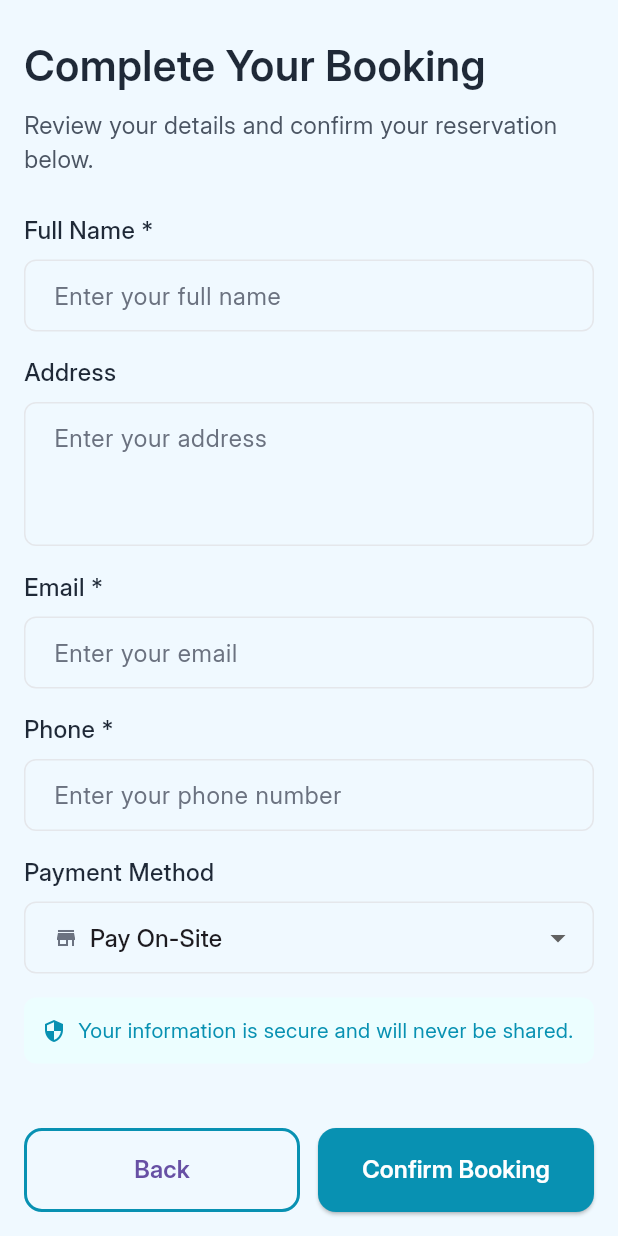
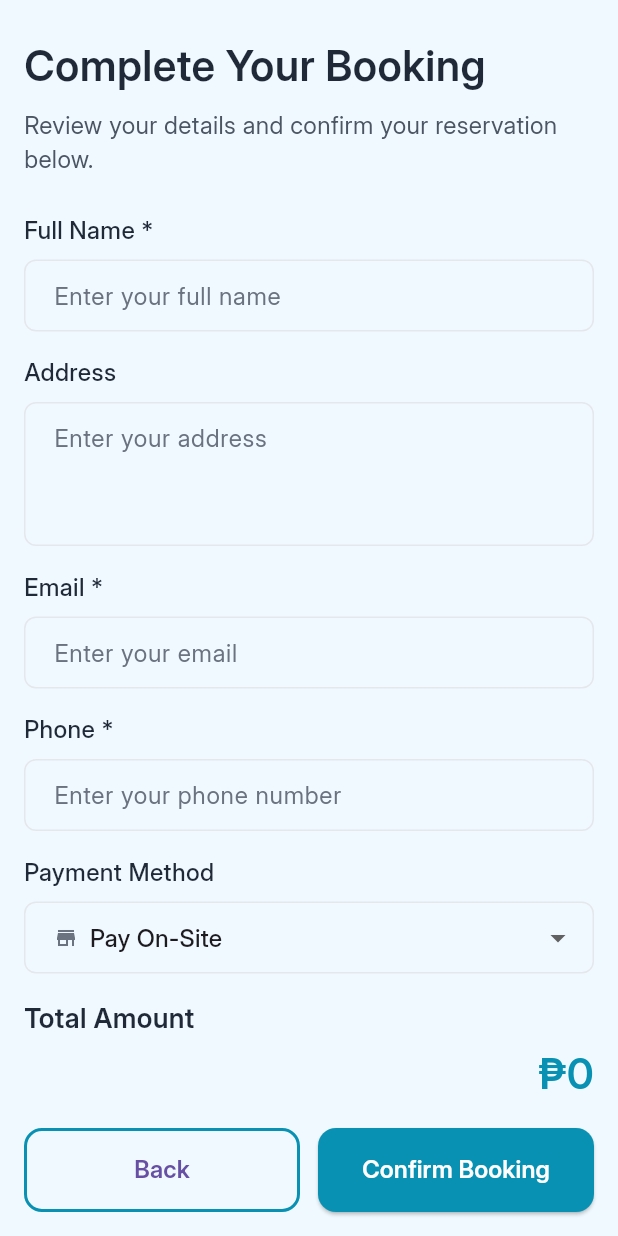
Before and after one commit to JohnBOK1/Kakisa-Project, a Flutter app: the BookingForm screen opened directly with empty values, on a phone screen of 412 x 824 dp. Run offline on Flutter 3.47's test engine with Material 3 defaults, Android fonts, the light colour scheme and no system bars.

Commit message:
Updated several Dart files: booking form, about us, contact, and test fixes

```diff
--- a/lib/screens/about_us_page.dart
+++ b/lib/screens/about_us_page.dart
@@ -104,9 +104,9 @@ class _AboutUsPageState extends State<AboutUsPage>
                 begin: Alignment.topCenter,
                 end: Alignment.bottomCenter,
                 colors: [
-                  Colors.black.withOpacity(0.5),
-                  Colors.black.withOpacity(0.3),
-                  Colors.black.withOpacity(0.6),
+                  Colors.black.withValues(alpha: 0.5),
+                  Colors.black.withValues(alpha: 0.3),
+                  Colors.black.withValues(alpha: 0.6),
                 ],
               ),
             ),
--- a/lib/screens/about_us_screen.dart
+++ b/lib/screens/about_us_screen.dart
@@ -27,8 +27,8 @@ class AboutUsScreen extends StatelessWidget {
                   begin: Alignment.topCenter,
                   end: Alignment.bottomCenter,
                   colors: [
-                    Colors.black.withOpacity(0.3),
-                    Colors.black.withOpacity(0.7),
+                    Colors.black.withValues(alpha: 0.3),
+                    Colors.black.withValues(alpha: 0.7),
                   ],
                 ),
               ),
--- a/lib/screens/cart_page.dart
+++ b/lib/screens/cart_page.dart
@@ -38,7 +38,7 @@ class _CartPageState extends State<CartPage> {
   showDialog(
     context: context,
     builder: (context) => AlertDialog(
-      title: const Text("Clear Cart"),
+      title: const Text("Clear"),
       content: const Text("Are you sure you want to clear your cart?"),
       actions: [
         TextButton(
@@ -538,7 +538,7 @@ Widget _buildTextFormField({
             children: [
               Expanded(
                 child: TropicalButton(
-                  text: 'Clear Cart',
+                  text: 'Clear',
                   icon: Icons.delete,
                   variant: TropicalButtonVariant.secondary,
                   onPressed: () => _showClearCartDialog(),
--- a/lib/widgets/booking_form.dart
+++ b/lib/widgets/booking_form.dart
@@ -171,8 +171,10 @@ Widget build(BuildContext context) {
                     ),
                   ),
                   const SizedBox(height: 24),
+
                   _buildBookingSummary(),
-                  const SizedBox(height: 80), // leave room for bottom buttons
+
+                  const SizedBox(height: 100), // leave space for total + buttons
                 ],
               ),
             ),
@@ -181,11 +183,37 @@ Widget build(BuildContext context) {
       ),
     ),
 
-    // ✅ Bottom buttons pinned safely
+    // ✅ Bottom Section (Total + Buttons)
     bottomNavigationBar: SafeArea(
       child: Padding(
         padding: const EdgeInsets.all(16.0),
-        child: Row(
+        child: Column(
+          mainAxisSize: MainAxisSize.min,
+          crossAxisAlignment: CrossAxisAlignment.stretch,
+          children: [
+            // 💰 Total Amount Section
+            const Text(
+              'Total Amount',
+              style: TextStyle(
+                fontSize: 18,
+                fontWeight: FontWeight.bold,
+                color: AppColors.grey800,
+              ),
+            ),
+            const SizedBox(height: 4),
+            Text(
+              '₱${widget.total.toStringAsFixed(0)}',
+              textAlign: TextAlign.right,
+              style: const TextStyle(
+                fontSize: 28,
+                fontWeight: FontWeight.bold,
+                color: AppColors.primary,
+              ),
+            ),
+            const SizedBox(height: 16),
+
+            // 🟦 Buttons Row
+            Row(
               children: [
                 Expanded(
                   child: OutlinedButton(
@@ -193,7 +221,9 @@ Widget build(BuildContext context) {
                     style: OutlinedButton.styleFrom(
                       minimumSize: const Size.fromHeight(56),
                       side: const BorderSide(color: AppColors.primary, width: 2),
-                  shape: RoundedRectangleBorder(borderRadius: BorderRadius.circular(12)),
+                      shape: RoundedRectangleBorder(
+                        borderRadius: BorderRadius.circular(12),
+                      ),
                     ),
                     child: const Text(
                       'Back',
@@ -208,13 +238,21 @@ Widget build(BuildContext context) {
                     style: ElevatedButton.styleFrom(
                       backgroundColor: AppColors.primary,
                       minimumSize: const Size.fromHeight(56),
-                  shape: RoundedRectangleBorder(borderRadius: BorderRadius.circular(12)),
+                      shape: RoundedRectangleBorder(
+                        borderRadius: BorderRadius.circular(12),
+                      ),
                     ),
                     child: const Text(
                       'Confirm Booking',
-                  style: TextStyle(fontSize: 16, fontWeight: FontWeight.bold, color: Colors.white),
+                      style: TextStyle(
+                        fontSize: 16,
+                        fontWeight: FontWeight.bold,
+                        color: Colors.white,
                       ),
                     ),
+                  ),
+                ),
+              ],
             ),
           ],
         ),
@@ -299,27 +337,6 @@ Widget build(BuildContext context) {
       const Divider(),
       const SizedBox(height: 16),
 
-      Row(
-        mainAxisAlignment: MainAxisAlignment.spaceBetween,
-        children: [
-          const Text(
-            'Total:',
-            style: TextStyle(
-              fontSize: 18,
-              fontWeight: FontWeight.bold,
-              color: AppColors.grey800,
-            ),
-          ),
-          Text(
-            '₱${widget.total.toStringAsFixed(0)}',
-            style: const TextStyle(
-              fontSize: 18,
-              fontWeight: FontWeight.bold,
-              color: AppColors.primary,
-            ),
-          ),
-        ],
-      ),
     ],
   );
 }
```
Also changed, not shown: lib/screens/bookings_page.dart (+5 -2 lines), lib/screens/contact_us_page.dart (+4 -4 lines), 1 other file. Lines whose indentation alone changed are shown as unchanged.
